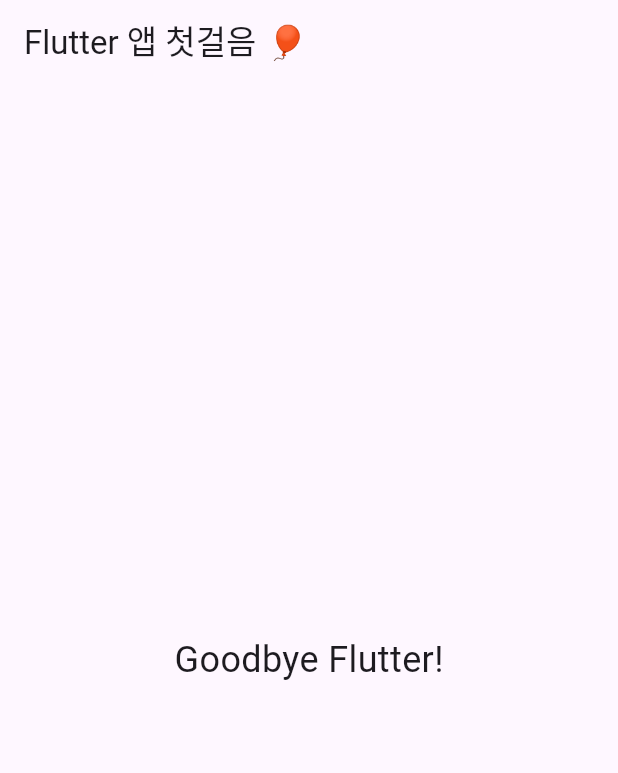
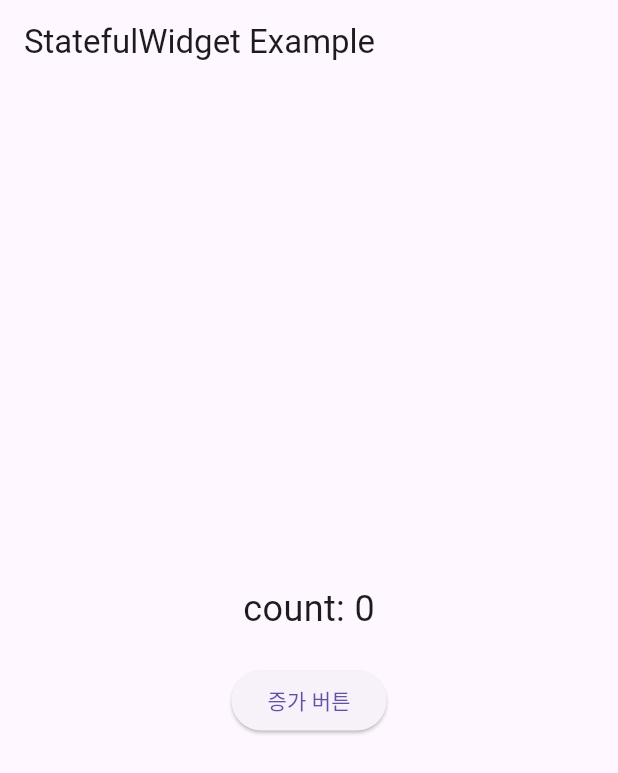
Before and after one commit to Daco2020/hellow_flutter, a Flutter app: the screen it shows after launch, on a phone screen of 412 x 824 dp. Shown: the top 773 px of the screen. Run offline on Flutter 3.47's test engine with Material 3 defaults, Android fonts, the phone set to English and light mode, and no system bars.

Commit message:
02. StatelessWidget과 StatefulWidget 비교하기

```diff
--- a/lib/main.dart
+++ b/lib/main.dart
@@ -4,18 +4,78 @@ void main() {
   runApp(const MyApp());
 }
 
-class MyApp extends StatelessWidget {
+class MyApp extends StatefulWidget {
   const MyApp({super.key});
+
+  @override
+  State<MyApp> createState() => _MyAppState();
+}
+
+class _MyAppState extends State<MyApp> {
+  int count = 0;
 
   @override
   Widget build(BuildContext context) {
     return MaterialApp(
       home: Scaffold(
-        appBar: AppBar(title: Text('Flutter 앱 첫걸음 🎈')),
+        appBar: AppBar(title: const Text('StatefulWidget Example')),
         body: Center(
-          child: Text('Goodbye Flutter!', style: TextStyle(fontSize: 24)),
+          child: Column(
+            mainAxisAlignment: MainAxisAlignment.center,
+            children: [
+              Text('count: $count', style: const TextStyle(fontSize: 24)),
+              const SizedBox(height: 20),
+              ElevatedButton(
+                onPressed: () {
+                  count++;
+                  setState(() {
+                    count++;
+                    print('count: $count');
+                  });
+                },
+                child: const Text('증가 버튼'),
+              ),
+            ],
+          ),
         ),
       ),
     );
   }
 }
+
+// import 'package:flutter/material.dart';
+
+// void main() {
+//   runApp(const MyApp());
+// }
+
+// class MyApp extends StatelessWidget {
+//   const MyApp({super.key});
+
+//   @override
+//   Widget build(BuildContext context) {
+//     int count = 0;
+
+//     return MaterialApp(
+//       home: Scaffold(
+//         appBar: AppBar(title: const Text('StatelessWidget Example')),
+//         body: Center(
+//           child: Column(
+//             mainAxisAlignment: MainAxisAlignment.center,
+//             children: [
+//               Text('count: $count', style: const TextStyle(fontSize: 24)),
+//               const SizedBox(height: 20),
+//               ElevatedButton(
+//                 onPressed: () {
+//                   count++;
+//                   print('count: $count');
+//                 },
+//                 child: const Text('증가 버튼'),
+//               ),
+//             ],
+//           ),
+//         ),
+//       ),
+//     );
+//   }
+// }
```
